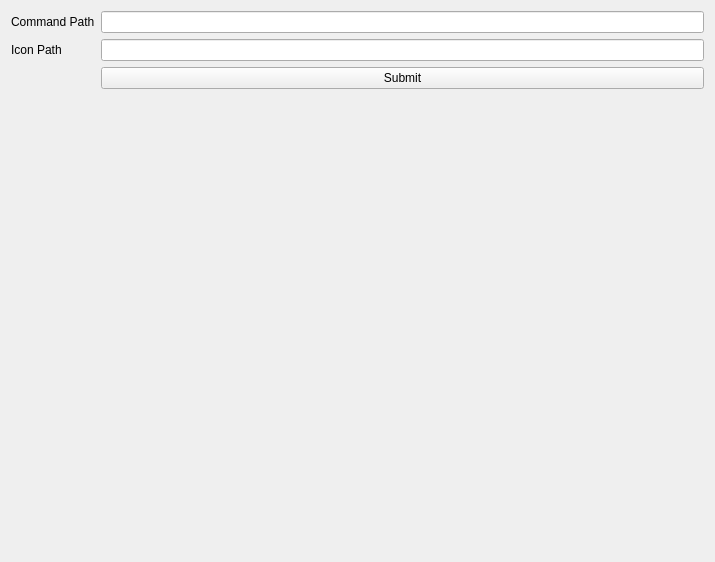
DrCrafty/iDesk-GUI, file idesk.ui: the form before one commit.
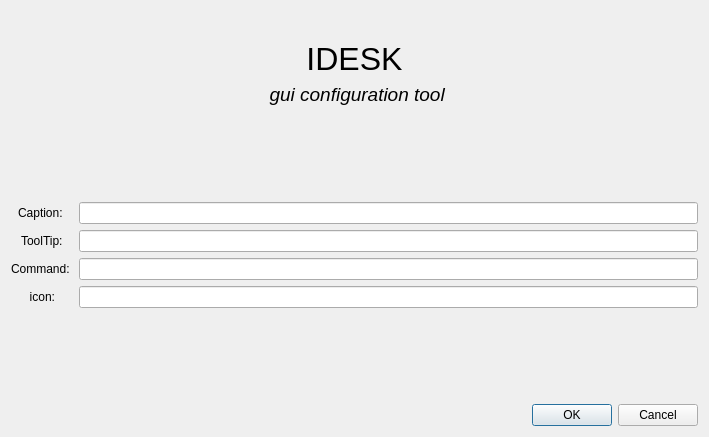
The form after the commit.

Commit message: Remade gui completely from stratch

```diff
--- a/idesk.ui
+++ b/idesk.ui
@@ -6,45 +6,145 @@
    <rect>
     <x>0</x>
     <y>0</y>
-    <width>715</width>
-    <height>562</height>
+    <width>709</width>
+    <height>437</height>
    </rect>
   </property>
   <property name="windowTitle">
    <string>Form</string>
   </property>
-  <layout class="QVBoxLayout" name="verticalLayout_2">
-   <item>
+  <layout class="QGridLayout" name="gridLayout_4">
+   <item row="1" column="0">
     <layout class="QFormLayout" name="formLayout">
-     <item row="0" column="0">
+     <property name="labelAlignment">
+      <set>Qt::AlignCenter</set>
+     </property>
+     <item row="2" column="0" colspan="2">
+      <widget class="QLabel" name="label_5">
+       <property name="font">
+        <font>
+         <pointsize>14</pointsize>
+         <italic>true</italic>
+        </font>
+       </property>
+       <property name="text">
+        <string> gui configuration tool</string>
+       </property>
+       <property name="alignment">
+        <set>Qt::AlignCenter</set>
+       </property>
+      </widget>
+     </item>
+     <item row="3" column="0">
+      <spacer name="verticalSpacer_2">
+       <property name="orientation">
+        <enum>Qt::Vertical</enum>
+       </property>
+       <property name="sizeHint" stdset="0">
+        <size>
+         <width>20</width>
+         <height>30</height>
+        </size>
+       </property>
+      </spacer>
+     </item>
+     <item row="4" column="0">
       <widget class="QLabel" name="label">
        <property name="text">
-        <string>Command Path</string>
+        <string>Caption: </string>
        </property>
       </widget>
      </item>
-     <item row="0" column="1">
+     <item row="4" column="1">
       <widget class="QLineEdit" name="lineEdit"/>
      </item>
-     <item row="1" column="0">
+     <item row="5" column="0">
       <widget class="QLabel" name="label_2">
        <property name="text">
-        <string>Icon Path</string>
+        <string>ToolTip:</string>
        </property>
       </widget>
      </item>
-     <item row="1" column="1">
+     <item row="5" column="1">
       <widget class="QLineEdit" name="lineEdit_2"/>
      </item>
-     <item row="2" column="1">
-      <widget class="QPushButton" name="pushButton">
+     <item row="6" column="0">
+      <widget class="QLabel" name="label_3">
        <property name="text">
-        <string>Submit</string>
+        <string>Command: </string>
+       </property>
+      </widget>
+     </item>
+     <item row="6" column="1">
+      <widget class="QLineEdit" name="lineEdit_3"/>
+     </item>
+     <item row="7" column="0">
+      <widget class="QLabel" name="label_4">
+       <property name="text">
+        <string>icon:</string>
+       </property>
+       <property name="alignment">
+        <set>Qt::AlignRight|Qt::AlignTrailing|Qt::AlignVCenter</set>
+       </property>
+      </widget>
+     </item>
+     <item row="7" column="1">
+      <widget class="QLineEdit" name="lineEdit_4"/>
+     </item>
+     <item row="9" column="1">
+      <spacer name="verticalSpacer">
+       <property name="orientation">
+        <enum>Qt::Vertical</enum>
+       </property>
+       <property name="sizeHint" stdset="0">
+        <size>
+         <width>20</width>
+         <height>40</height>
+        </size>
+       </property>
+      </spacer>
+     </item>
+     <item row="10" column="1">
+      <widget class="QDialogButtonBox" name="buttonBox">
+       <property name="standardButtons">
+        <set>QDialogButtonBox::Cancel|QDialogButtonBox::Ok</set>
+       </property>
+      </widget>
+     </item>
+     <item row="1" column="0" colspan="2">
+      <widget class="QLabel" name="label_6">
+       <property name="font">
+        <font>
+         <family>Cantarell</family>
+         <pointsize>24</pointsize>
+        </font>
+       </property>
+       <property name="text">
+        <string>IDESK</string>
+       </property>
+       <property name="alignment">
+        <set>Qt::AlignCenter</set>
        </property>
       </widget>
      </item>
     </layout>
    </item>
+   <item row="0" column="0">
+    <spacer name="verticalSpacer_3">
+     <property name="orientation">
+      <enum>Qt::Vertical</enum>
+     </property>
+     <property name="sizeType">
+      <enum>QSizePolicy::Maximum</enum>
+     </property>
+     <property name="sizeHint" stdset="0">
+      <size>
+       <width>20</width>
+       <height>30</height>
+      </size>
+     </property>
+    </spacer>
+   </item>
   </layout>
  </widget>
  <resources/>
```
The commit also changes 2 other files.
